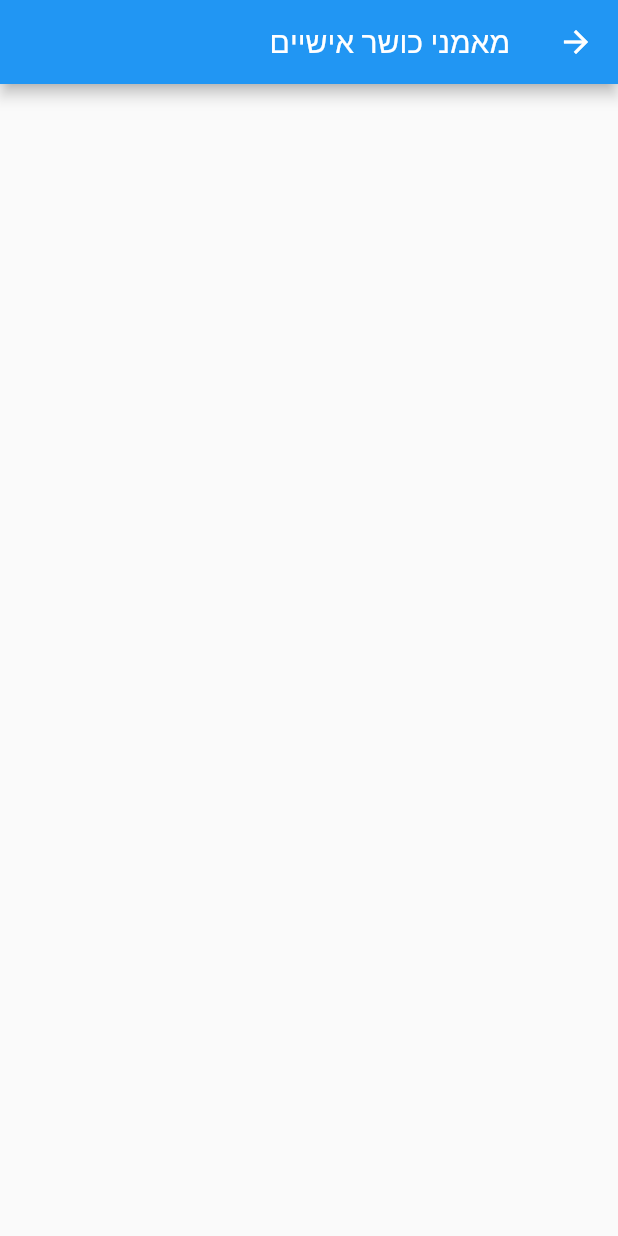
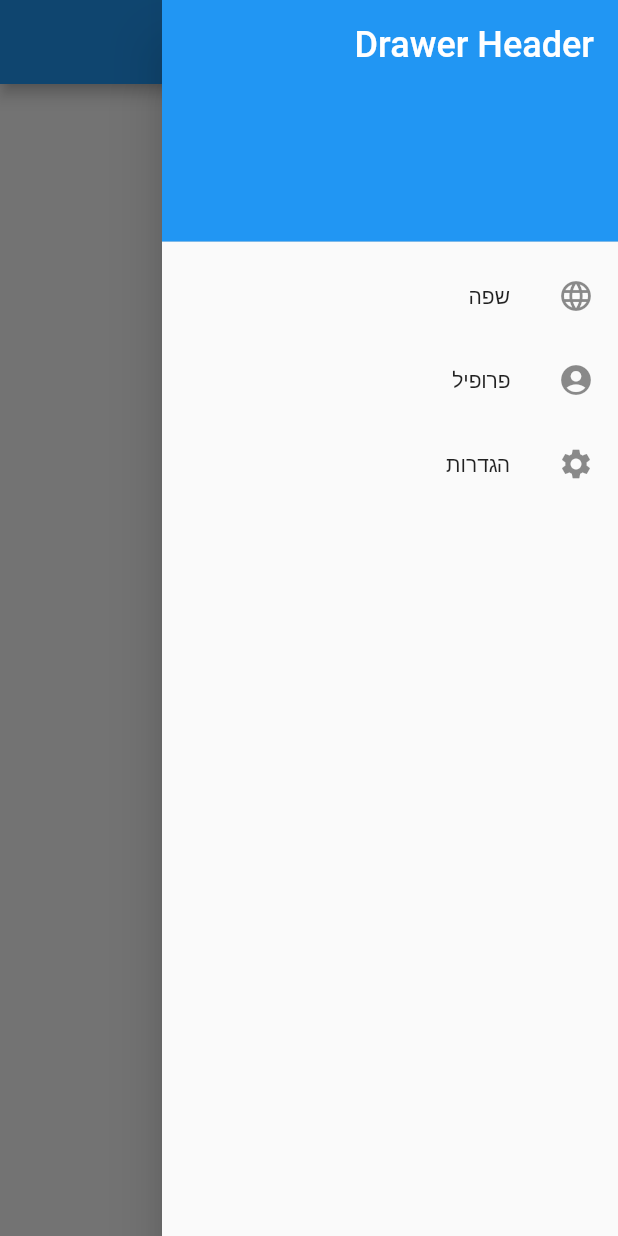
Before and after one commit to MorDvash/fitfix, a Flutter app: the FitnessInstructorsScreen screen opened by its route, with the side drawer open (before the commit the screen has no drawer), on a phone screen of 412 x 824 dp. Run offline on Flutter 3.47's test engine with Material 2 defaults, Android fonts, the phone set to English and light mode, and no system bars; our stand-ins replace firebase_auth, firebase_core, form_field_validator, google_sign_in; missing offline and left inert: flutter_facebook_auth; accounts and stored records are empty.

Commit message:
adding drawer

```diff
--- a/lib/screens/fitnessInstructors.dart
+++ b/lib/screens/fitnessInstructors.dart
@@ -1,3 +1,4 @@
+import 'package:fitfix/widgets/drawer.dart';
 import 'package:flutter/material.dart';
 
 class FitnessInstructorsScreen extends StatelessWidget {
@@ -11,6 +12,7 @@ class FitnessInstructorsScreen extends StatelessWidget {
         title: Text('מאמני כושר אישיים'),
         actions: [],
       ),
+      drawer: MainDrawer(),
     );
   }
 }
--- /dev/null
+++ b/lib/widgets/drawer.dart
@@ -0,0 +1,38 @@
+import 'package:flutter/material.dart';
+
+class MainDrawer extends StatelessWidget {
+  @override
+  Widget build(BuildContext context) {
+    return Drawer(
+      child: ListView(
+        padding: EdgeInsets.zero,
+        children: const <Widget>[
+          DrawerHeader(
+            decoration: BoxDecoration(
+              color: Colors.blue,
+            ),
+            child: Text(
+              'Drawer Header',
+              style: TextStyle(
+                color: Colors.white,
+                fontSize: 24,
+              ),
+            ),
+          ),
+          ListTile(
+            leading: Icon(Icons.language),
+            title: Text('שפה'),
+          ),
+          ListTile(
+            leading: Icon(Icons.account_circle),
+            title: Text('פרופיל'),
+          ),
+          ListTile(
+            leading: Icon(Icons.settings),
+            title: Text('הגדרות'),
+          ),
+        ],
+      ),
+    );
+  }
+}
```
